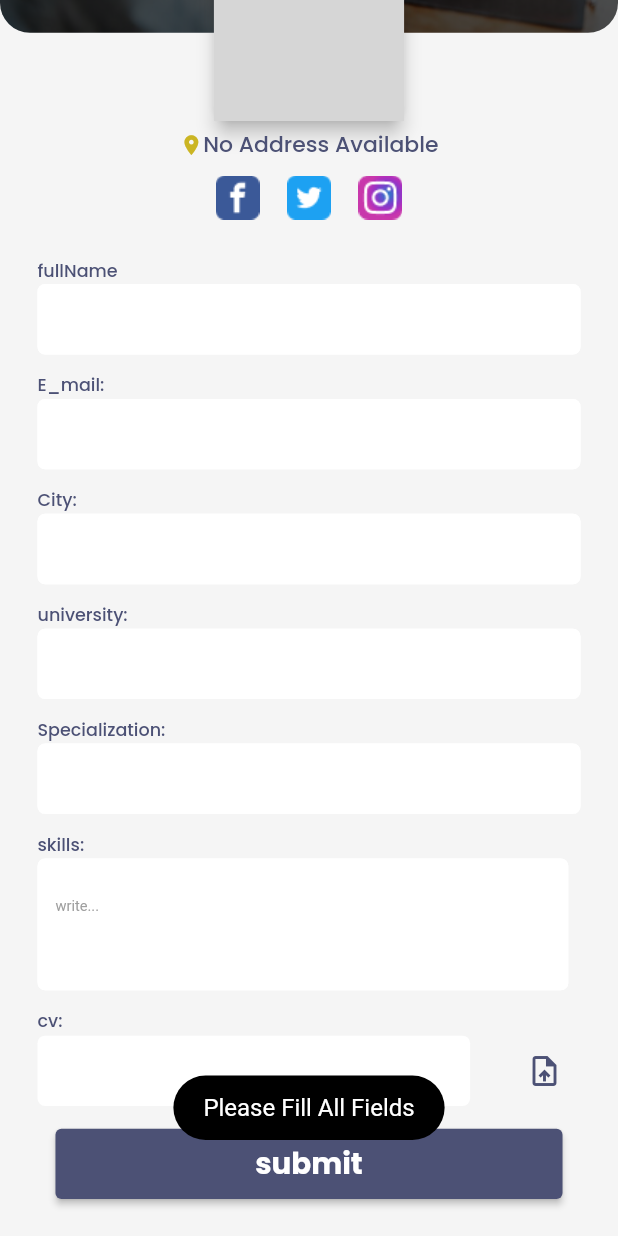
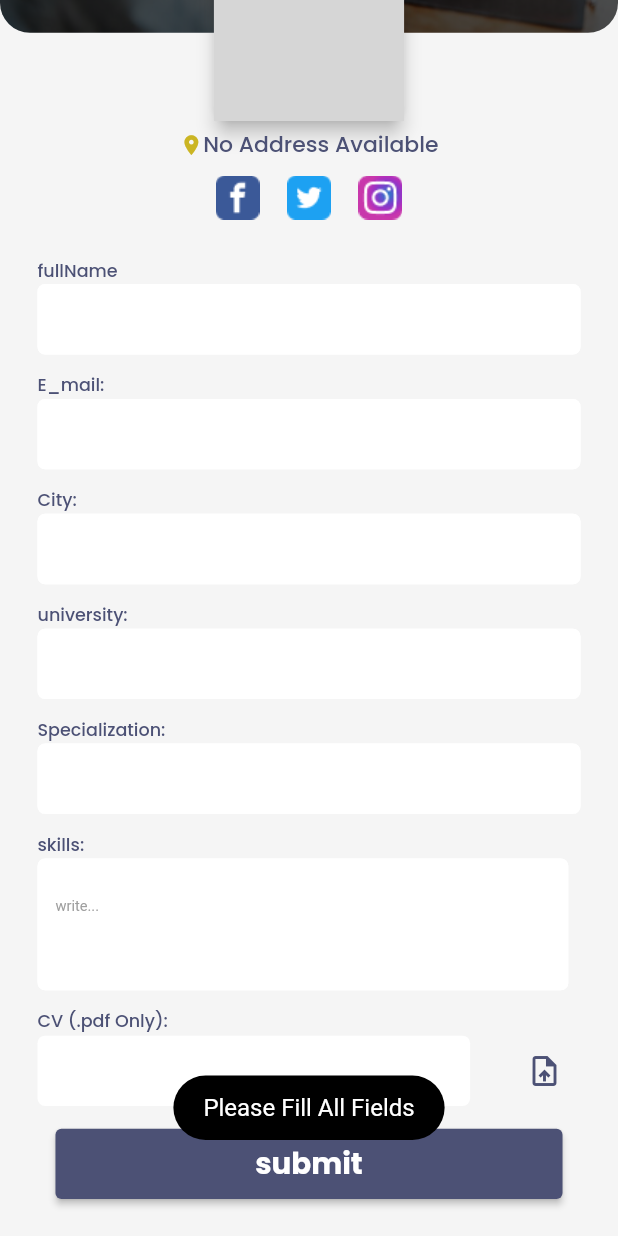
Before and after one commit to Sama-3li-2002/prog_jobs_grad, a Flutter app: the SubmitJopScreen screen opened by its route, scrolled down 271 dp, after a tap on "submit", on a phone screen of 412 x 824 dp. Run offline on Flutter 3.47's test engine with Material 2 defaults, Android fonts, the phone set to English and light mode, and no system bars; our stand-ins replace auto_size_text, carousel_slider, cloud_firestore, file_picker, firebase_auth, firebase_core and 4 more; missing offline and left inert: flutter_pdfview; accounts and stored records are empty; network calls fail; grey boxes are pictures that could not be loaded.

Commit message:
Banan Commit 20

```diff
--- a/lib/main.dart
+++ b/lib/main.dart
@@ -6,6 +6,7 @@ import 'package:prog_jobs_grad/providers/CompaniesJobsProvider.dart';
 import 'package:prog_jobs_grad/providers/CompanyJobsProvider.dart';
 import 'package:prog_jobs_grad/providers/FavoriteProvider.dart';
 import 'package:prog_jobs_grad/providers/NumberOfRequestsProvider.dart';
+import 'package:prog_jobs_grad/providers/RequestStatusProvider.dart';
 import 'package:prog_jobs_grad/view/screens/CompanyScreens/AcceptPersonScreen.dart';
 import 'package:prog_jobs_grad/view/screens/CompanyScreens/AddNewJobScreen.dart';
 import 'package:prog_jobs_grad/view/screens/CompanyScreens/ArchiveScreen.dart';
@@ -61,6 +62,9 @@ void main() async {
       }),
       ChangeNotifierProvider<NumberOfRequestsProvider>(create: (context) {
         return NumberOfRequestsProvider();
+      }),
+      ChangeNotifierProvider<RequestStatusProvider>(create: (context) {
+        return RequestStatusProvider();
       }),
     ],
     child: MyApp(),
--- a/lib/view/screens/ProgrammerScreen/FavoriteScreen.dart
+++ b/lib/view/screens/ProgrammerScreen/FavoriteScreen.dart
@@ -133,6 +133,7 @@ class _FavoriteState extends State<Favorite> {
                                         child: Row(
                                           children: [
                                             Container(
+                                              height: SizeConfig.scaleHeight(130),
                                               padding: EdgeInsets.zero,
                                               clipBehavior: Clip.antiAlias,
                                               decoration: BoxDecoration(
--- a/lib/view/screens/ProgrammerScreen/JobsDetails.dart
+++ b/lib/view/screens/ProgrammerScreen/JobsDetails.dart
@@ -327,7 +327,7 @@ class _JobsDetailsState extends State<JobsDetails> {
                           margin: EdgeInsets.only(
                               left: SizeConfig.scaleWidth(15),
                               top: SizeConfig.scaleHeight(15)),
-                          width: SizeConfig.scaleWidth(190),
+                          width: SizeConfig.scaleWidth(130),
                           height: SizeConfig.scaleHeight(35),
                           child: ElevatedButton(
                             onPressed: () async {
@@ -367,7 +367,6 @@ class _JobsDetailsState extends State<JobsDetails> {
                           margin: EdgeInsets.only(
                               left: SizeConfig.scaleWidth(15),
                               top: SizeConfig.scaleHeight(15)),
-                          width: SizeConfig.scaleWidth(50),
                           height: SizeConfig.scaleHeight(35),
                           child: ElevatedButton(
                             onPressed: () async {
--- a/lib/view/screens/ProgrammerScreen/SubmitJopScreen.dart
+++ b/lib/view/screens/ProgrammerScreen/SubmitJopScreen.dart
@@ -275,7 +275,7 @@ class _SubmitJopScreenState extends State<SubmitJopScreen> {
                           SizedBox(
                             height: SizeConfig.scaleHeight(12),
                           ),
-                          TextStyleWidget("cv:", Color(0xff4C5175),
+                          TextStyleWidget("CV (.pdf Only):", Color(0xff4C5175),
                               SizeConfig.scaleTextFont(12), FontWeight.w500),
                           Row(
                             children: [
@@ -338,7 +338,8 @@ class _SubmitJopScreenState extends State<SubmitJopScreen> {
         _university!.text.isNotEmpty &&
         _specialization!.text.isNotEmpty &&
         _skills!.text.isNotEmpty &&
-        uploadedFileName.isNotEmpty) {
+        uploadedFileName.isNotEmpty &&
+        downloadUrl.length != 1) {
       Request request = Request.submitJob(
           _fullName!.text,
           _email!.text,
@@ -353,6 +354,7 @@ class _SubmitJopScreenState extends State<SubmitJopScreen> {
       String JobId = widget.JobId!;
       String ComId = widget.ComId!;
 
+      setState(() {});
       FirebaseFireStoreHelper.fireStoreHelper.SaveProgInfoForSubmittedJob(
           request, Progid, ComId, JobId, downloadUrl);
       Navigator.pop(context);
--- a/lib/view/screens/ProgrammerScreen/all_jobs.dart
+++ b/lib/view/screens/ProgrammerScreen/all_jobs.dart
@@ -132,6 +132,7 @@ class _AllJobScreenState extends State<AllJobScreen> {
                                       child: Row(
                                         children: [
                                           Container(
+                                            height: SizeConfig.scaleHeight(130),
                                             clipBehavior: Clip.antiAlias,
                                             decoration: BoxDecoration(
                                                 borderRadius: BorderRadius.only(
--- a/lib/view/screens/ProgrammerScreen/home.dart
+++ b/lib/view/screens/ProgrammerScreen/home.dart
@@ -164,6 +164,7 @@ class _HomeScreenState extends State<HomeScreen> {
                                         children: [
                                           Container(
                                             clipBehavior: Clip.antiAlias,
+                                            height: SizeConfig.scaleHeight(130),
                                             decoration: BoxDecoration(
                                                 borderRadius: BorderRadius.only(
                                               topLeft: Radius.circular(5),
@@ -525,6 +526,7 @@ class _HomeScreenState extends State<HomeScreen> {
                                       child: Row(
                                         children: [
                                           Container(
+                                            height: SizeConfig.scaleHeight(130),
                                             clipBehavior: Clip.antiAlias,
                                             decoration: BoxDecoration(
                                                 borderRadius: BorderRadius.only(
```
Also changed, not shown: lib/providers/RequestStatusProvider.dart (added, +22 -0 lines), lib/view/screens/CompanyScreens/AddNewJobScreen.dart (+5 -13 lines), lib/view/screens/ProgrammerScreen/request_status.dart (+46 -15 lines).
